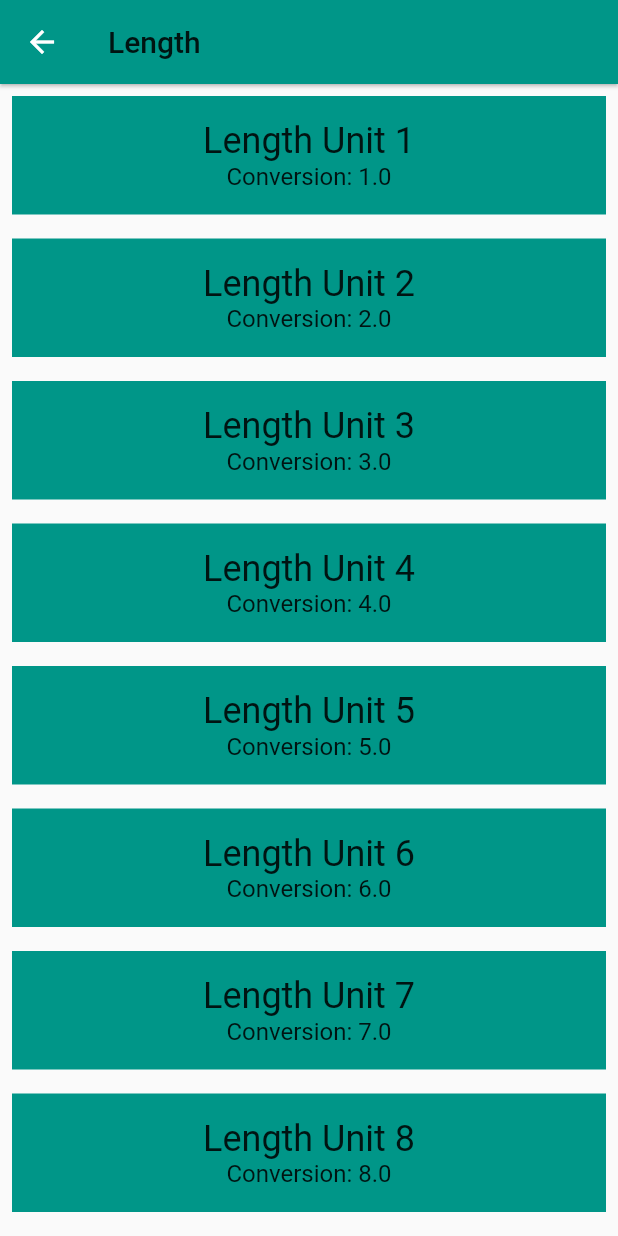
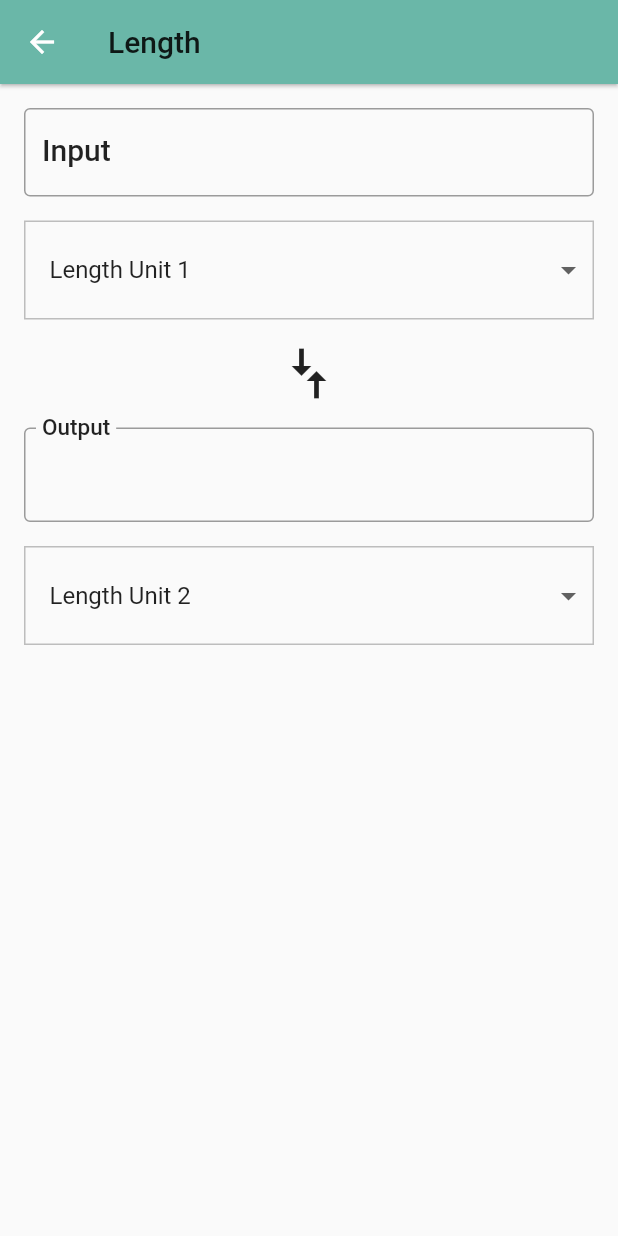
Before and after one commit to devssun/flutter-study, a Flutter app: the screen it shows after launch, after a tap on "Length", on a phone screen of 412 x 824 dp. Run offline on Flutter 3.47's test engine with Material 2 defaults, Android fonts, the phone set to English and light mode, and no system bars.

Commit message:
[ADD] Add Interactivity to Your Unit Converter

```diff
--- a/udacityEx/lib/category.dart
+++ b/udacityEx/lib/category.dart
@@ -48,7 +48,7 @@ class Category extends StatelessWidget {
   /// Navigates to the [ConverterRoute].
   void _navigateToConverter(BuildContext context) {
     // TODO: Using the Navigator, navigate to the [ConverterRoute]
-    Navigator.push(context, MaterialPageRoute<Null>(
+    Navigator.push(context, MaterialPageRoute<Null>(  // <> 에는 반환되는 타입이다
       builder: (BuildContext context) {
         return Scaffold(appBar: AppBar(
           elevation: 1.0,
--- a/udacityEx/lib/converter_route.dart
+++ b/udacityEx/lib/converter_route.dart
@@ -13,7 +13,6 @@ import 'package:udacityEx/unit.dart';
 ///
 /// While it is named ConverterRoute, a more apt name would be ConverterScreen,
 /// because it is responsible for the UI at the route's destination.
-// TODO: Make ConverterRoute a StatefulWidget
 class ConverterRoute extends StatefulWidget {
   /// Color for this [Category].
   final Color color;
@@ -33,34 +32,222 @@ class ConverterRoute extends StatefulWidget {
 }
 
 class _ConverterRouteState extends State<ConverterRoute> {
-  // TODO: Create State object for the ConverterRoute
+  // TODO: Set some variables, such as for keeping track of the user's input
+  Unit _fromValue;
+  Unit _toValue;
+  double _inputValue;
+  String _convertedValue = '';
+  List<DropdownMenuItem> _unitMenuItems;
+  bool _showValidationError = false;
+
+  @override
+  void initState() {
+    super.initState();
+    _createDropdownMenuItems();
+    _setDefaults();
+  }
+
+  /// Creates fresh list of [DropdownMenuItem] widgets, given a list of [Unit]s.
+  void _createDropdownMenuItems() {
+    var newItems = <DropdownMenuItem>[];
+    for (var unit in widget.units) {
+      newItems.add(DropdownMenuItem(
+        value: unit.name,
+        child: Container(
+          child: Text(
+            unit.name,
+            softWrap: true,
+          ),
+        ),
+      ));
+    }
+    setState(() {
+      _unitMenuItems = newItems;
+    });
+  }
+
+  /// Sets the default values for the 'from' and 'to' [Dropdown]s.
+  void _setDefaults() {
+    setState(() {
+      _fromValue = widget.units[0];
+      _toValue = widget.units[1];
+    });
+  }
+
+  /// Clean up conversion; trim trailing zeros, e.g. 5.500 -> 5.5, 10.0 -> 10
+  String _format(double conversion) {
+    var outputNum = conversion.toStringAsPrecision(7);
+    if (outputNum.contains('.') && outputNum.endsWith('0')) {
+      var i = outputNum.length - 1;
+      while (outputNum[i] == '0') {
+        i -= 1;
+      }
+      outputNum = outputNum.substring(0, i + 1);
+    }
+    if (outputNum.endsWith('.')) {
+      return outputNum.substring(0, outputNum.length - 1);
+    }
+    return outputNum;
+  }
+
+  void _updateConversion() {
+    setState(() {
+      _convertedValue =
+          _format(_inputValue * (_toValue.conversion / _fromValue.conversion));
+    });
+  }
+
+  void _updateInputValue(String input) {
+    setState(() {
+      if (input == null || input.isEmpty) {
+        _convertedValue = '';
+      } else {
+        // Even though we are using the numerical keyboard, we still have to check
+        // for non-numerical input such as '5..0' or '6 -3'
+        try {
+          final inputDouble = double.parse(input);
+          _showValidationError = false;
+          _inputValue = inputDouble;
+          _updateConversion();
+        } on Exception catch (e) {
+          print('Error: $e');
+          _showValidationError = true;
+        }
+      }
+    });
+  }
+
+  Unit _getUnit(String unitName) {
+    return widget.units.firstWhere(
+          (Unit unit) {
+        return unit.name == unitName;
+      },
+      orElse: null,
+    );
+  }
+
+  void _updateFromConversion(dynamic unitName) {
+    setState(() {
+      _fromValue = _getUnit(unitName);
+    });
+    if (_inputValue != null) {
+      _updateConversion();
+    }
+  }
+
+  void _updateToConversion(dynamic unitName) {
+    setState(() {
+      _toValue = _getUnit(unitName);
+    });
+    if (_inputValue != null) {
+      _updateConversion();
+    }
+  }
+
+  Widget _createDropdown(String currentValue, ValueChanged<dynamic> onChanged) {
+    return Container(
+      margin: EdgeInsets.only(top: 16.0),
+      decoration: BoxDecoration(
+        // This sets the color of the [DropdownButton] itself
+        color: Colors.grey[50],
+        border: Border.all(
+          color: Colors.grey[400],
+          width: 1.0,
+        ),
+      ),
+      padding: EdgeInsets.symmetric(vertical: 8.0),
+      child: Theme(
+        // This sets the color of the [DropdownMenuItem]
+        data: Theme.of(context).copyWith(
+          canvasColor: Colors.grey[50],
+        ),
+        child: DropdownButtonHideUnderline(
+          child: ButtonTheme(
+            alignedDropdown: true,
+            child: DropdownButton(
+              value: currentValue,
+              items: _unitMenuItems,
+              onChanged: onChanged,
+              style: Theme.of(context).textTheme.subtitle1,
+            ),
+          ),
+        ),
+      ),
+    );
+  }
 
   Widget build(BuildContext context) {
-    // Here is just a placeholder for a list of mock units
-    // TODO: Once the build() function is inside the State object,
-    // you'll have to reference this using `widget.units`
-    final unitWidgets = widget.units.map((Unit unit) {
-      return Container(
-        color: widget.color,
-        margin: EdgeInsets.all(8.0),
-        padding: EdgeInsets.all(16.0),
-        child: Column(
-          children: <Widget>[
-            Text(
-              unit.name,
-              style: Theme.of(context).textTheme.headline,
+    // TODO: Create the 'input' group of widgets. This is a Column that
+    // includes the input value, and 'from' unit [Dropdown].
+    final input = Padding(
+      padding: EdgeInsets.all(16.0),
+      child: Column(
+        crossAxisAlignment: CrossAxisAlignment.stretch,
+        children: [
+          TextField(
+            style: Theme.of(context).textTheme.subtitle1,
+            keyboardType: TextInputType.number,
+            onChanged: _updateInputValue,
+            decoration: InputDecoration(
+              border: OutlineInputBorder(),
+              labelText: 'Input',
+              labelStyle: Theme.of(context).textTheme.headline6,
+              errorText: _showValidationError ? 'Invalid Text' : null
             ),
-            Text(
-              'Conversion: ${unit.conversion}',
-              style: Theme.of(context).textTheme.subhead,
+          ),
+          _createDropdown(_fromValue.name, _updateFromConversion),
+        ],
+      ),
+    );
+
+    final arrows = RotatedBox(
+      quarterTurns: 1,
+      child: Icon(
+        Icons.compare_arrows,
+        size: 40.0,
+      ),
+    );
+
+    final output = Padding(
+      padding: EdgeInsets.all(16.0),
+      child: Column(
+        crossAxisAlignment: CrossAxisAlignment.stretch,
+        children: [
+          InputDecorator(
+            child: Text(
+              _convertedValue,
+              style: Theme.of(context).textTheme.headline6,
             ),
-          ],
-        ),
-      );
-    }).toList();
+            decoration: InputDecoration(
+              border: OutlineInputBorder(),
+              labelText: 'Output',
+              labelStyle: Theme.of(context).textTheme.headline6,
+            ),
+          ),
+          _createDropdown(_toValue.name, _updateToConversion),
+        ],
+      ),
+    );
+
+    // TODO: Create a compare arrows icon.
+
+    // TODO: Create the 'output' group of widgets. This is a Column that
+    // includes the output value, and 'to' unit [Dropdown].
+
+    // TODO: Return the input, arrows, and output widgets, wrapped in a Column.
+    final converter = Column(
+      crossAxisAlignment: CrossAxisAlignment.stretch,
+      children: [
+        input,
+        arrows,
+        output,
+      ],
+    );
 
     return ListView(
-      children: unitWidgets,
+      children: [
+        converter
+      ],
     );
   }
 }
```
Also changed, not shown: udacityEx/lib/category_route.dart (+39 -23 lines).
